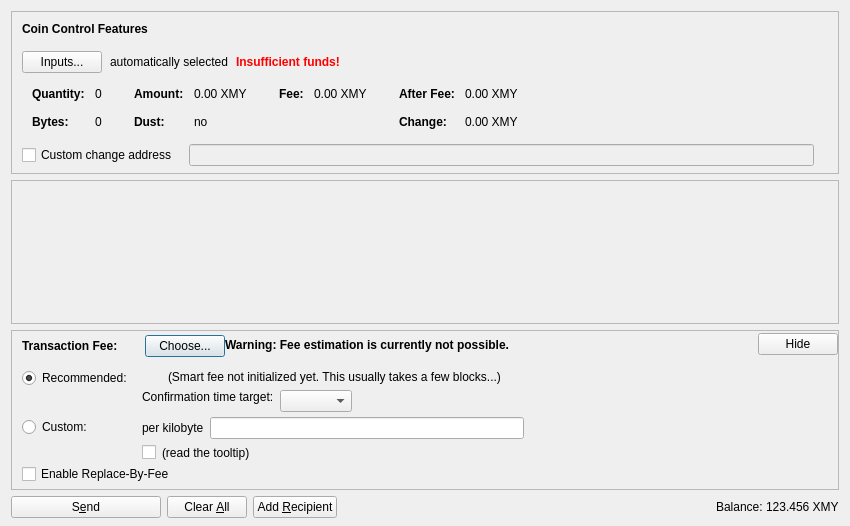
Before: the Qt Designer form src/qt/forms/sendcoinsdialog.ui in badcoin-net/Badcoin, drawn with Qt 5.
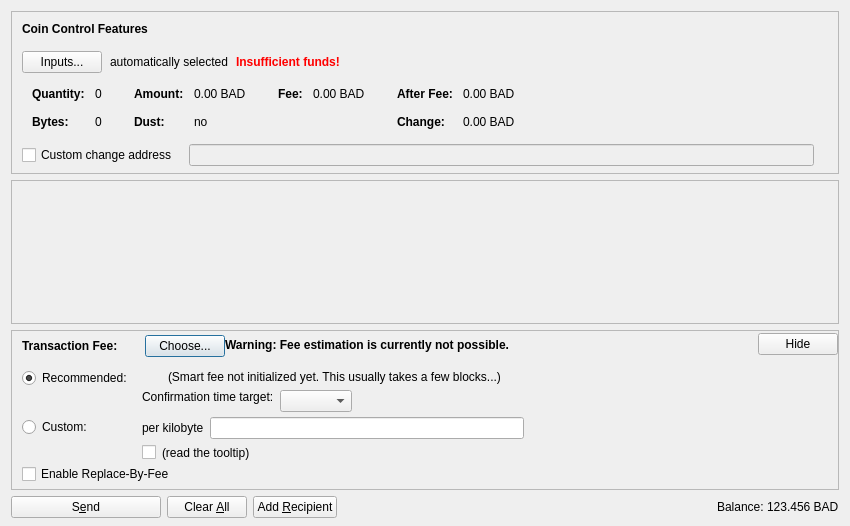
After: the same form once the commit is applied. Icons and pictures are not drawn. Custom widgets are drawn as their Qt base class.

```diff
--- a/src/qt/forms/sendcoinsdialog.ui
+++ b/src/qt/forms/sendcoinsdialog.ui
@@ -324,7 +324,7 @@
                   <enum>Qt::ActionsContextMenu</enum>
                  </property>
                  <property name="text">
-                  <string notr="true">0.00 XMY</string>
+                  <string notr="true">0.00 BAD</string>
                  </property>
                  <property name="textInteractionFlags">
                   <set>Qt::LinksAccessibleByMouse|Qt::TextSelectableByKeyboard|Qt::TextSelectableByMouse</set>
@@ -404,7 +404,7 @@
                   <enum>Qt::ActionsContextMenu</enum>
                  </property>
                  <property name="text">
-                  <string notr="true">0.00 XMY</string>
+                  <string notr="true">0.00 BAD</string>
                  </property>
                  <property name="textInteractionFlags">
                   <set>Qt::LinksAccessibleByMouse|Qt::TextSelectableByKeyboard|Qt::TextSelectableByMouse</set>
@@ -455,7 +455,7 @@
                   <enum>Qt::ActionsContextMenu</enum>
                  </property>
                  <property name="text">
-                  <string notr="true">0.00 XMY</string>
+                  <string notr="true">0.00 BAD</string>
                  </property>
                  <property name="textInteractionFlags">
                   <set>Qt::LinksAccessibleByMouse|Qt::TextSelectableByKeyboard|Qt::TextSelectableByMouse</set>
@@ -484,7 +484,7 @@
                   <enum>Qt::ActionsContextMenu</enum>
                  </property>
                  <property name="text">
-                  <string notr="true">0.00 XMY</string>
+                  <string notr="true">0.00 BAD</string>
                  </property>
                  <property name="textInteractionFlags">
                   <set>Qt::LinksAccessibleByMouse|Qt::TextSelectableByKeyboard|Qt::TextSelectableByMouse</set>
@@ -1247,7 +1247,7 @@
           <cursorShape>IBeamCursor</cursorShape>
          </property>
          <property name="text">
-          <string notr="true">123.456 XMY</string>
+          <string notr="true">123.456 BAD</string>
          </property>
          <property name="textInteractionFlags">
           <set>Qt::LinksAccessibleByMouse|Qt::TextSelectableByKeyboard|Qt::TextSelectableByMouse</set>
```
